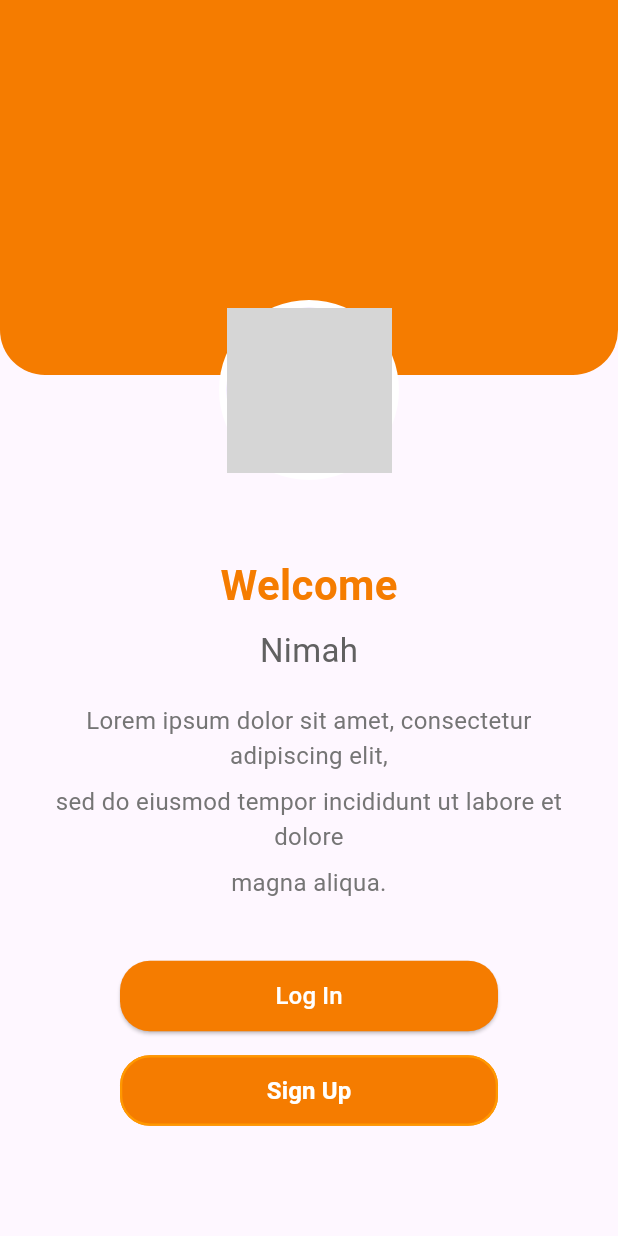
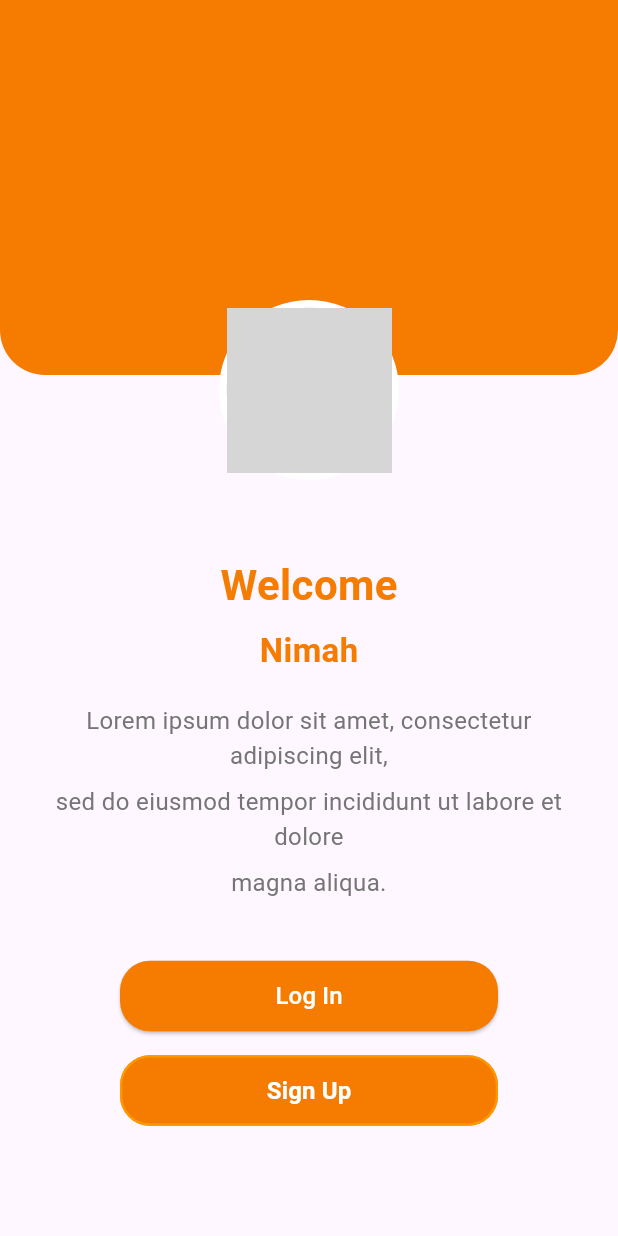
Before and after one commit to Mohammed3121420/Nimah, a Flutter app: the screen it shows after launch, on a phone screen of 412 x 824 dp. Run offline on Flutter 3.47's test engine with Material 3 defaults, Android fonts, the phone set to English and light mode, and no system bars; grey boxes are pictures that could not be loaded.

Commit message:
Welcome Screen

```diff
--- a/lib/welcome_page.dart
+++ b/lib/welcome_page.dart
@@ -53,7 +53,11 @@ class WelcomePage extends StatelessWidget {
                       SizedBox(height: 8),
                       Text(
                         'Nimah',
-                        style: TextStyle(fontSize: 22, color: Colors.grey[700]),
+                        style: TextStyle(
+                          fontSize: 22,
+                          fontWeight: FontWeight.bold,
+                          color: Colors.orange[700],
+                        ),
                       ),
                     ],
                   ),
```
